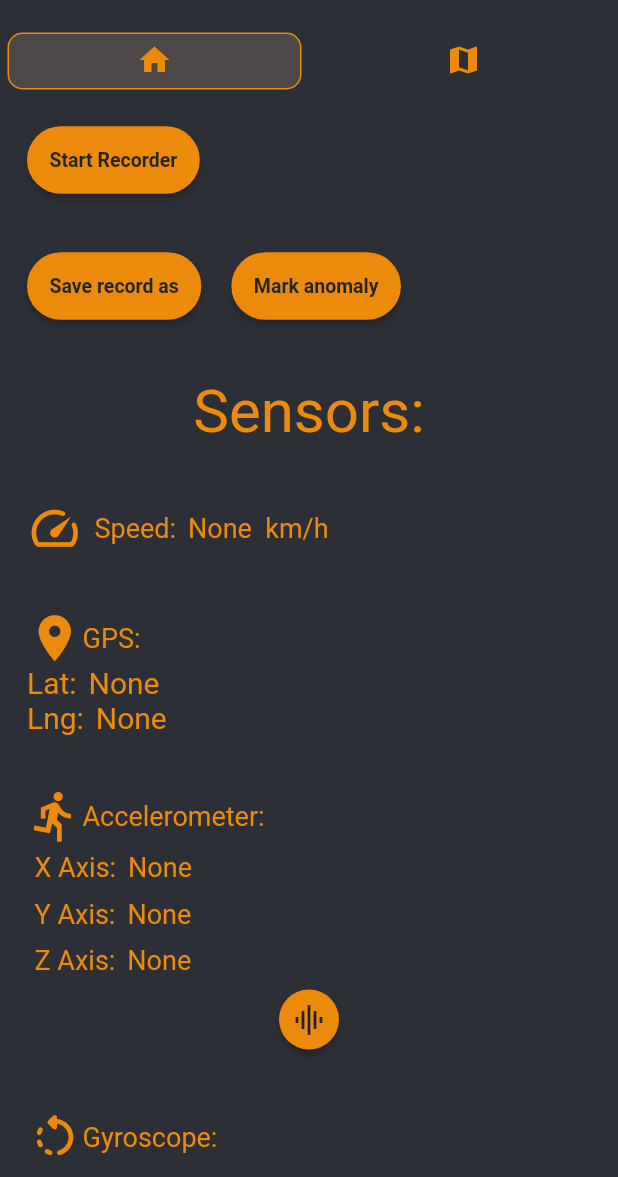
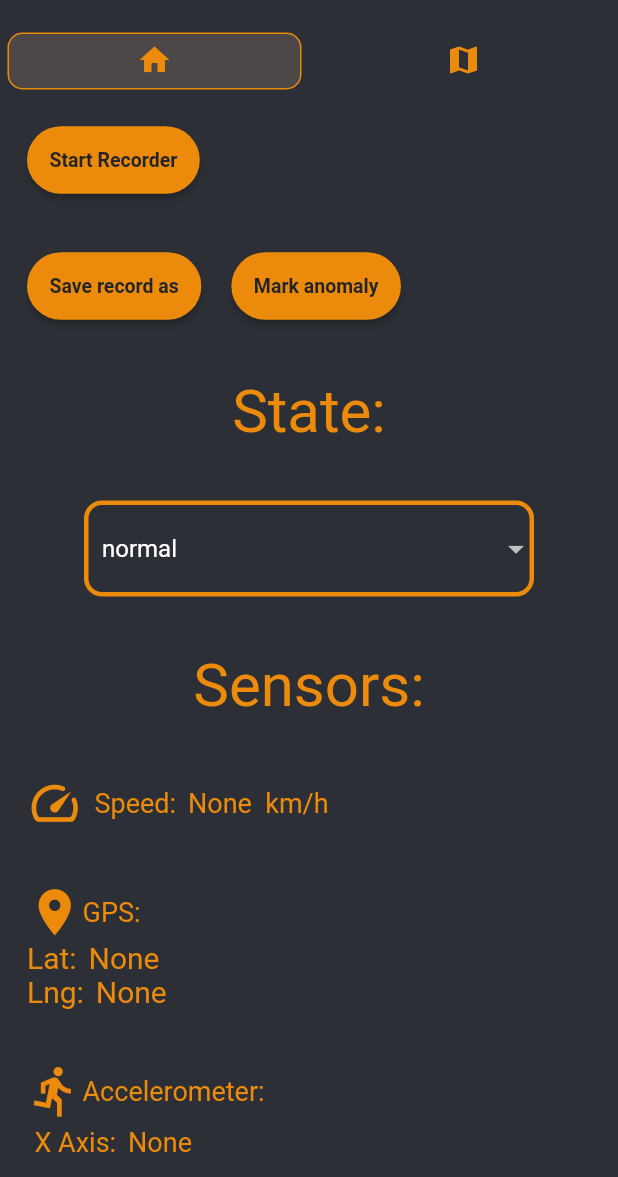
Before and after one commit to dav1ddq0/PA-Deteccion-de-Baches, a Flutter app: the screen it shows after launch, on a phone screen of 412 x 824 dp, the part 59-1236 px from its top. Run offline on Flutter 3.47's test engine with Material 2 defaults, Android fonts, the phone set to English and light mode, and no system bars; our stand-ins replace device_info_plus, file_picker, flutter_map, geolocator, latlong2, permission_handler and 2 more; Roboto replaces fonts that are missing (Poppins).

Commit message:
agregado cargar archivos de records al mapa y otras funciones

```diff
--- a/lib/src/pages/home.dart
+++ b/lib/src/pages/home.dart
@@ -1,4 +1,3 @@
-
 import 'package:flutter/material.dart';
 import 'dart:async';
 import 'package:geolocator/geolocator.dart';
@@ -42,7 +41,8 @@ class _HomeTabState extends State<HomeTab> with AutomaticKeepAliveClientMixin {
   final List<Map<String, dynamic>> sensorData = [];
   final List<Position?> geoLoc = [];
   final List<double> speedRead = [];
-
+  final List<String> items = ["normal", "turn left", "turn right", "stop"];
+  String? selectedItem = "normal";
   Position? prevGeoLocSpeedComp;
 
   late Timer accelTimer;
@@ -118,7 +118,7 @@ class _HomeTabState extends State<HomeTab> with AutomaticKeepAliveClientMixin {
           },
           'speed': currentSpeed,
           'sampling': accelReadIntervals,
-          'label':recordLabel,
+          'label': selectedItem as String,
         });
 
         /* accelRead */
@@ -257,7 +257,7 @@ class _HomeTabState extends State<HomeTab> with AutomaticKeepAliveClientMixin {
       geoLoc.clear();
       speedRead.clear();
     } else {
-      String fileName = '$mainDirectory/${subdirectories[0]}/bumps.json';
+      String fileName = '$mainDirectory/${subdirectories[0]}/record.json';
       await collectedData.deleteFile(fileName);
     }
     switchTimerAndEvents();
@@ -418,16 +418,53 @@ class _HomeTabState extends State<HomeTab> with AutomaticKeepAliveClientMixin {
         child: RecorderButton(callback: callbackRecorder));
   }
 
-  Widget saveData(){
+  Widget saveData() {
     return Container(
       margin: const EdgeInsets.all(8),
       padding: const EdgeInsets.all(10),
-      child: Row(children:[
-        SaveDataDialog(time: milliseconds, scanning: scanning, mainDirectory: mainDirectory, subdirectories: subdirectories),
+      child: Row(children: [
+        SaveDataDialog(
+            time: milliseconds,
+            scanning: scanning,
+            mainDirectory: mainDirectory,
+            subdirectories: subdirectories),
         const SizedBox(width: 20),
-        MarkAnomaly(mainDirectory: mainDirectory, subdirectories: subdirectories, position:  currentPosition)
-        ]),
+        MarkAnomaly(
+            mainDirectory: mainDirectory,
+            subdirectories: subdirectories,
+            position: currentPosition)
+      ]),
     );
+  }
+
+  Widget stateDrapdownButton(){
+    return SizedBox(
+      width: 300,
+      child:DropdownButtonFormField<String>(
+            decoration: InputDecoration(
+                enabledBorder: OutlineInputBorder(
+                    borderRadius: BorderRadius.circular(12),
+                    borderSide:
+                        BorderSide(width: 3, color: PotholeColor.primary)),
+                        iconColor: PotholeColor.primary),
+            value: selectedItem,
+            items: items
+                .map((item) => DropdownMenuItem<String>(
+                    value: item,
+                    child: Text(item, style: TextStyle(fontSize: 16, color: Colors.white))))
+                .toList(),
+            onChanged: (item) => setState(() {
+                  selectedItem = item;
+                })) ,
+    );
+  }
+
+  Widget specialEventsRow() {
+    return Container(
+        margin: const EdgeInsets.all(8),
+        padding: const EdgeInsets.all(10),
+        child: stateDrapdownButton(),
+        );
   }
 
   @override
@@ -435,28 +472,29 @@ class _HomeTabState extends State<HomeTab> with AutomaticKeepAliveClientMixin {
     return Scaffold(
       body: SingleChildScrollView(
           child: Column(children: [
-            recorderRowButton(),
-            saveData(),
+        recorderRowButton(),
+        saveData(),
+        const StateName(),
+        specialEventsRow(),
         const SensorName(),
         speedWidget(),
         gpsWidget(),
         acceWidget(),
         gyroWidget(),
-
       ])),
     );
   }
 }
 
-class SensorName extends StatelessWidget {
-  const SensorName({Key? key}) : super(key: key);
+class StateName extends StatelessWidget {
+  const StateName({Key? key}) : super(key: key);
 
   @override
   Widget build(BuildContext context) {
     return Container(
       margin: const EdgeInsets.all(8),
       padding: const EdgeInsets.all(10),
-      child: Text("Sensors:",
+      child: Text("State:",
           style: TextStyle(fontSize: 40, color: PotholeColor.primary)),
     );
   }
--- a/lib/src/pages/sensors.dart
+++ b/lib/src/pages/sensors.dart
@@ -1,7 +1,19 @@
 import 'package:deteccion_de_baches/src/themes/color.dart';
 import 'package:flutter/material.dart';
 
+class SensorName extends StatelessWidget {
+  const SensorName({Key? key}) : super(key: key);
 
+  @override
+  Widget build(BuildContext context) {
+    return Container(
+      margin: const EdgeInsets.all(8),
+      padding: const EdgeInsets.all(10),
+      child: Text("Sensors:",
+          style: TextStyle(fontSize: 40, color: PotholeColor.primary)),
+    );
+  }
+}
 
 class GPSSensor extends StatelessWidget {
   final String latitude;
--- a/lib/src/utils/saved_data.dart
+++ b/lib/src/utils/saved_data.dart
@@ -38,7 +38,8 @@ class JData {
   // Métodos para obtener lecturas de los senspores y realizar operaciones con esta información
 
   Future<File> saveRecordToJson(String dataPath, List<dynamic> data,
-      {String filename = 'bumps'}) async {
+      {String filename = 'record'}) async {
+    print('$dataPath/$filename.json');
     final File jsonFile = File('$dataPath/$filename.json');
 
     if (jsonFile.existsSync()) {
@@ -83,8 +84,11 @@ class JData {
 
   Future<void> exportRecordData(
       String dataPath, String filename, String tempFilePath) async {
+    print(tempFilePath);
+    print(filename);
     final File jsonFile = File('$tempFilePath/record.json');
     if (jsonFile.existsSync()) {
+      print("existeelrecord");
       List<dynamic> jsonFileContent = json.decode(jsonFile.readAsStringSync());
       saveRecordToJson(dataPath, jsonFileContent, filename: filename);
     }
--- a/pubspec.yaml
+++ b/pubspec.yaml
@@ -61,6 +61,11 @@ dev_dependencies:
 
 # For information on the generic Dart part of this file, see the
 # following page: https://dart.dev/tools/pub/pubspec
+flutter_icons:
+  android: "launcher_icon"
+  ios: true
+  image_path: "assets/icon.png"
+
 
 # The following section is specific to Flutter.
 flutter:
```
Also changed, not shown: lib/src/pages/map.dart (+65 -13 lines), lib/src/pages/save_data_widget.dart (+14 -12 lines), lib/src/pages/sensor.dart (deleted, +0 -45 lines), lib/src/utils/storage_utils.dart (+19 -5 lines), assets/icon.png (added), assets/launcher-icon.svg, 28 other files.
